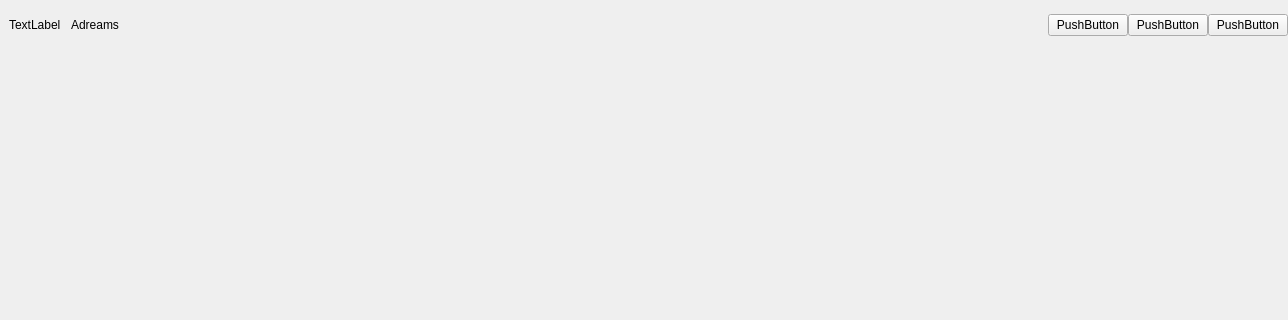
Before: the Qt Designer form 毕设/ui/Title.ui in Chen-Lun-Hao/JuniorHomeWork, drawn with Qt 5; both pictures show x 0 to 1288 and y 0 to 320 of the 1288 by 850 pixel window.
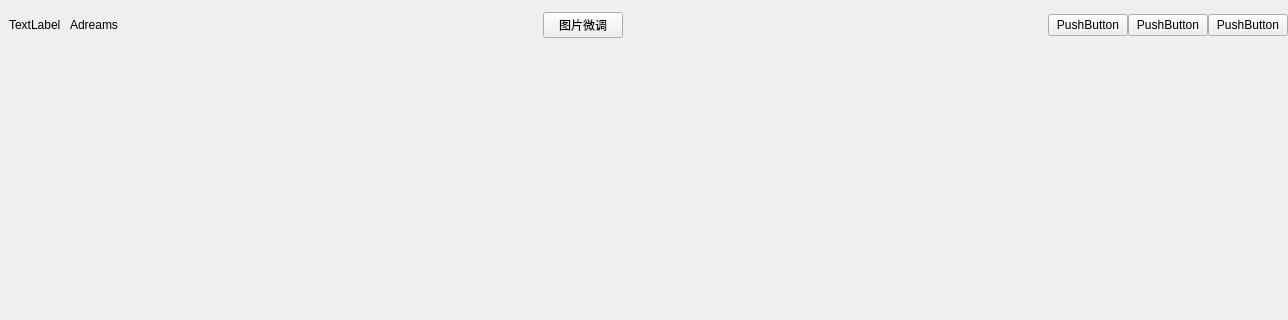
After: the same form once the commit is applied.

The edit to the form file:
```diff
--- a/毕设/ui/Title.ui
+++ b/毕设/ui/Title.ui
@@ -40,7 +40,7 @@
        <height>50</height>
       </size>
      </property>
-     <layout class="QHBoxLayout" name="horizontalLayout" stretch="1,2,1,2,100,2,2,2">
+     <layout class="QHBoxLayout" name="horizontalLayout" stretch="1,2,1,2,47,5,47,2,2,2">
       <property name="spacing">
        <number>0</number>
       </property>
@@ -114,6 +114,26 @@
         </property>
        </widget>
       </item>
+      <item>
+       <spacer name="horizontalSpacer_4">
+        <property name="orientation">
+         <enum>Qt::Horizontal</enum>
+        </property>
+        <property name="sizeHint" stdset="0">
+         <size>
+          <width>40</width>
+          <height>20</height>
+         </size>
+        </property>
+       </spacer>
+      </item>
+      <item>
+       <widget class="QPushButton" name="pushButton_4">
+        <property name="text">
+         <string>图片微调</string>
+        </property>
+       </widget>
+      </item>
       <item>
        <spacer name="horizontalSpacer_3">
         <property name="orientation">
```
